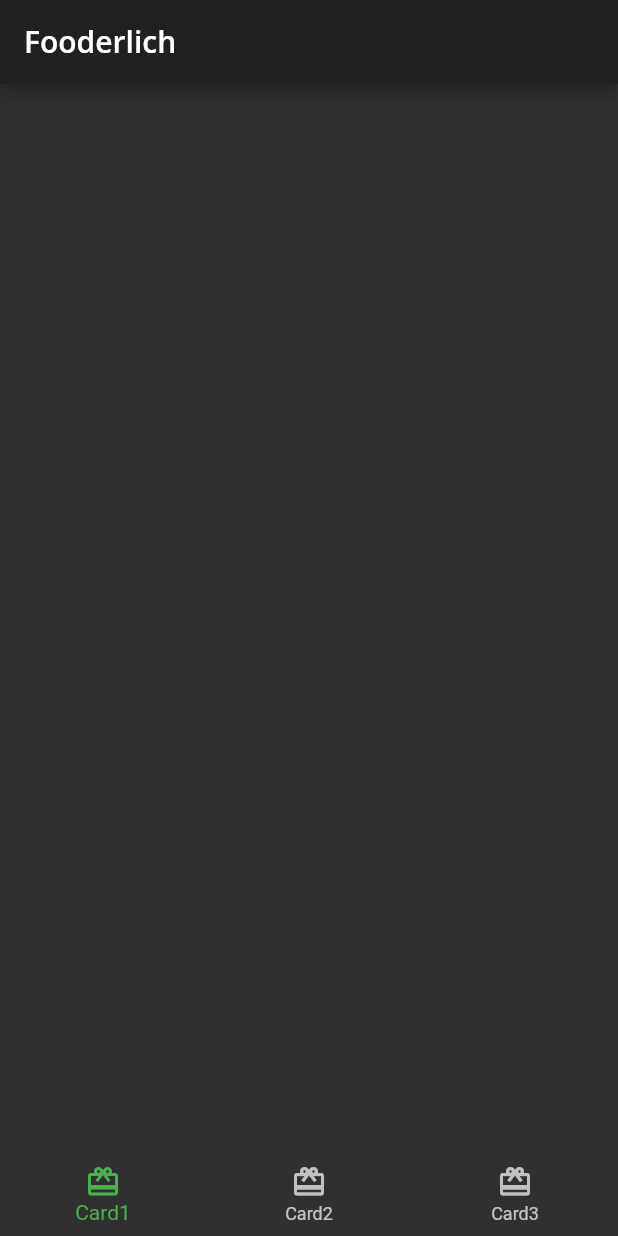
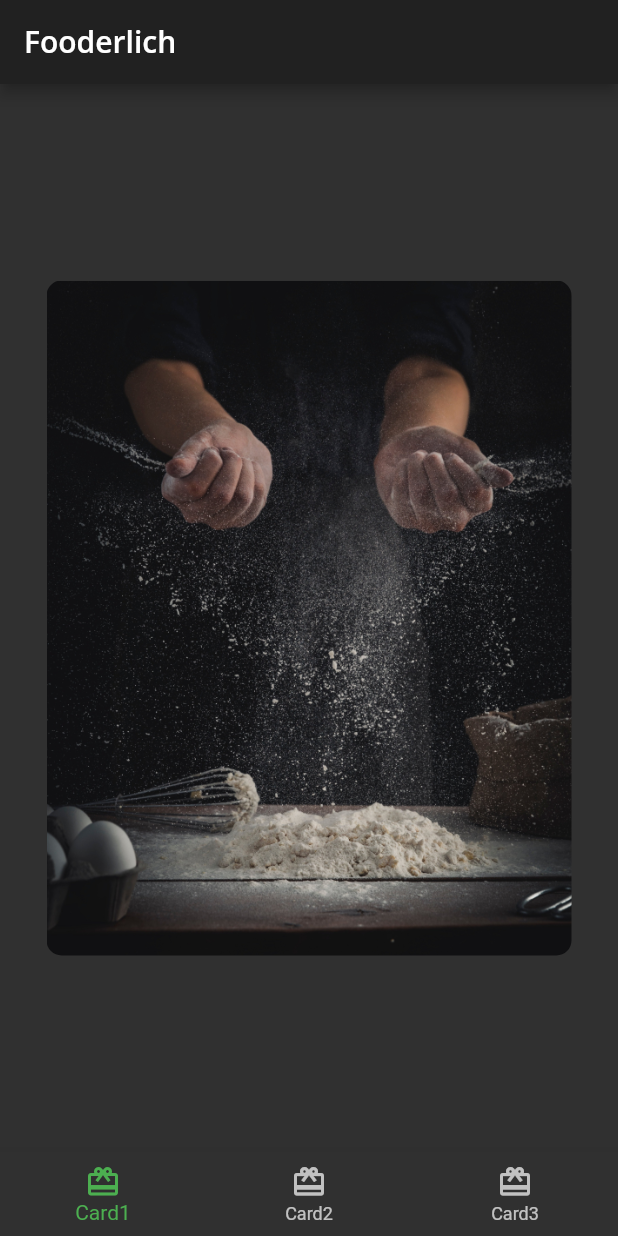
Before and after one commit to FrancaTM/fooderlich_flutter_rw, a Flutter app: the screen it shows after launch, on a phone screen of 412 x 824 dp. Run offline on Flutter 3.47's test engine with Material 2 defaults, Android fonts, the phone set to English and light mode, and no system bars; our stand-ins replace google_fonts.

```diff
--- a/lib/card1.dart
+++ b/lib/card1.dart
@@ -11,8 +11,21 @@ class Card1 extends StatelessWidget {
   @override
   Widget build(BuildContext context) {
     return Center(
-      // TODO: Card1 Decorate Container
-      child: Container(),
+      child: Container(
+        // TODO: Add a stack of text
+        padding: const EdgeInsets.all(16),
+        constraints: const BoxConstraints.expand(
+          width: 350,
+          height: 450,
+        ),
+        decoration: const BoxDecoration(
+          image: DecorationImage(
+            image: AssetImage('assets/mag1.png'),
+            fit: BoxFit.cover,
+          ),
+          borderRadius: BorderRadius.all(Radius.circular(10.0)),
+        ),
+      ),
     );
   }
 }
```
